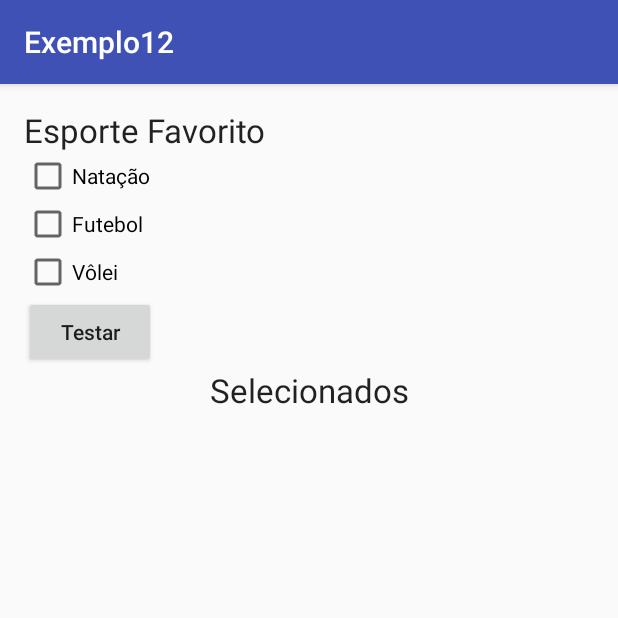
After one commit to gubartz/pdm, an Android app: the CheckButtonActivity screen opened directly, with no data from a screen before it, on a phone screen of 412 x 824 dp, the top half of it. The commit adds this screen. Run offline under Robolectric (Android 15) with nearby library versions, the phone set to English and light mode, and no system bars.

Commit message:
Adicionando novas views ao Exemplo 12

```diff
--- a/Exemplo12/app/src/main/AndroidManifest.xml
+++ b/Exemplo12/app/src/main/AndroidManifest.xml
@@ -16,7 +16,9 @@
             </intent-filter>
         </activity>
         <activity android:name=".AutoCompleteViewActivity" />
-        <activity android:name=".AdapterInflateActivity"></activity>
+        <activity android:name=".AdapterInflateActivity" />
+        <activity android:name=".ImageButtonActivity" />
+        <activity android:name=".CheckButtonActivity" />
     </application>
 
 </manifest>
--- /dev/null
+++ b/Exemplo12/app/src/main/res/layout/activity_check_button.xml
@@ -0,0 +1,65 @@
+<?xml version="1.0" encoding="utf-8"?>
+<LinearLayout xmlns:android="http://schemas.android.com/apk/res/android"
+    xmlns:tools="http://schemas.android.com/tools"
+    android:layout_width="match_parent"
+    android:layout_height="match_parent"
+    android:orientation="vertical"
+    android:paddingBottom="@dimen/activity_vertical_margin"
+    android:paddingLeft="@dimen/activity_horizontal_margin"
+    android:paddingRight="@dimen/activity_horizontal_margin"
+    android:paddingTop="@dimen/activity_vertical_margin"
+    android:id="@+id/checkTogleLayout"
+    tools:context=".CheckButtonActivity">
+
+    <TextView
+        android:id="@+id/textView"
+        android:layout_width="match_parent"
+        android:layout_height="wrap_content"
+        android:text="Esporte Favorito"
+        android:textAppearance="?android:attr/textAppearanceLarge" />
+
+    <CheckBox
+        android:id="@+id/natacao"
+        android:layout_width="wrap_content"
+        android:layout_height="wrap_content"
+        android:onClick="onCheckboxClicked"
+        android:text="Natação" />
+
+    <CheckBox
+        android:id="@+id/futebol"
+        android:layout_width="wrap_content"
+        android:layout_height="wrap_content"
+        android:onClick="onCheckboxClicked"
+        android:text="Futebol" />
+
+    <CheckBox
+        android:id="@+id/volei"
+        android:layout_width="wrap_content"
+        android:layout_height="wrap_content"
+        android:onClick="onCheckboxClicked"
+        android:text="Vôlei" />
+
+    <Button
+        android:id="@+id/btTestar"
+        android:layout_width="wrap_content"
+        android:layout_height="wrap_content"
+        android:onClick="onClickBtTestar"
+        android:text="Testar"
+        android:textAllCaps="false" />
+
+    <TextView
+        android:layout_width="match_parent"
+        android:layout_height="wrap_content"
+        android:text="Selecionados"
+        android:textAppearance="?android:attr/textAppearanceLarge"
+        android:layout_gravity="center_horizontal"
+        android:textAlignment="center" />
+
+    <LinearLayout
+        android:layout_width="match_parent"
+        android:layout_height="wrap_content"
+        android:id="@+id/selecionados"
+        android:orientation="vertical">
+
+    </LinearLayout>
+</LinearLayout>
--- /dev/null
+++ b/Exemplo12/app/src/main/res/layout/inflate_textview.xml
@@ -0,0 +1,5 @@
+<?xml version="1.0" encoding="utf-8"?>
+<TextView xmlns:android="http://schemas.android.com/apk/res/android"
+    android:layout_width="wrap_content" android:layout_height="wrap_content">
+
+</TextView>
```
Also changed, not shown: Exemplo12/app/src/main/java/br/edu/ifsp/hto/exemplo12/CheckButtonActivity.java (added, +59 -0 lines), Exemplo12/app/src/main/java/br/edu/ifsp/hto/exemplo12/ImageButtonActivity.java (added, +43 -0 lines), Exemplo12/app/src/main/java/br/edu/ifsp/hto/exemplo12/MainActivity.java (+9 -0 lines), Exemplo12/app/src/main/res/layout/activity_image_button.xml (added, +37 -0 lines), Exemplo12/app/src/main/res/layout/activity_main.xml (+19 -0 lines).
